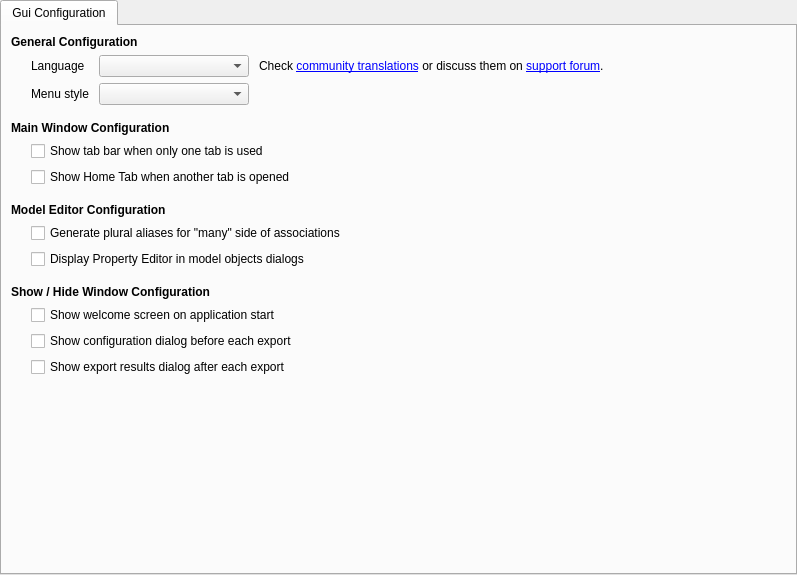
Before: the Qt Designer form src/Gui/Configuration/dialogConfigurationGui.ui in Atlantic18/skipper-translation, drawn with Qt 5.
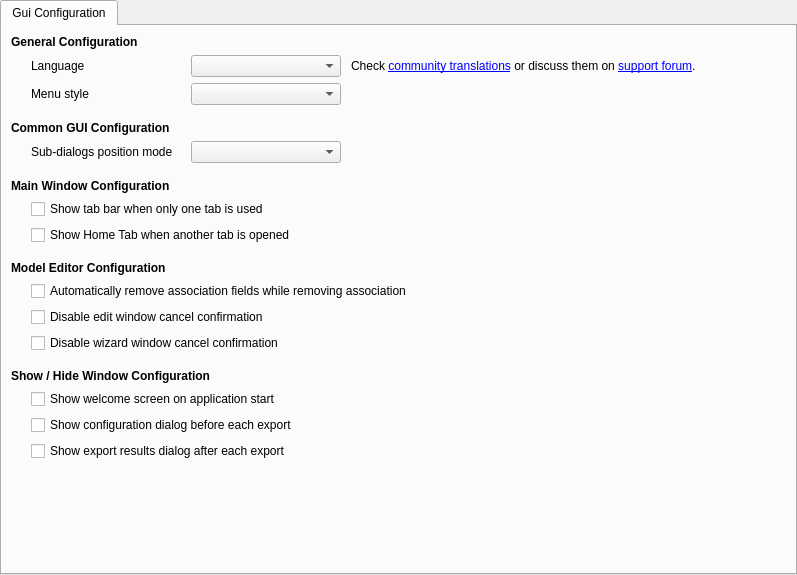
After: the same form once the commit is applied.

Diff of the .ui file:
```diff
--- a/src/Gui/Configuration/dialogConfigurationGui.ui
+++ b/src/Gui/Configuration/dialogConfigurationGui.ui
@@ -77,6 +77,12 @@
          </item>
          <item row="0" column="0">
           <widget class="QLabel" name="label">
+           <property name="minimumSize">
+            <size>
+             <width>150</width>
+             <height>0</height>
+            </size>
+           </property>
            <property name="text">
             <string>Language</string>
            </property>
@@ -107,6 +113,71 @@
          </item>
         </layout>
        </item>
+       <item>
+        <widget class="QLabel" name="labelConfiguration_4">
+         <property name="font">
+          <font>
+           <weight>75</weight>
+           <bold>true</bold>
+          </font>
+         </property>
+         <property name="text">
+          <string>Common GUI Configuration</string>
+         </property>
+         <property name="margin">
+          <number>0</number>
+         </property>
+        </widget>
+       </item>
+       <item>
+        <layout class="QGridLayout" name="gridLayout_4">
+         <property name="leftMargin">
+          <number>20</number>
+         </property>
+         <property name="bottomMargin">
+          <number>10</number>
+         </property>
+         <property name="spacing">
+          <number>10</number>
+         </property>
+         <item row="0" column="2">
+          <spacer name="horizontalSpacer_2">
+           <property name="orientation">
+            <enum>Qt::Horizontal</enum>
+           </property>
+           <property name="sizeHint" stdset="0">
+            <size>
+             <width>40</width>
+             <height>20</height>
+            </size>
+           </property>
+          </spacer>
+         </item>
+         <item row="0" column="1">
+          <widget class="QComboBox" name="comboChildCenterMode">
+           <property name="minimumSize">
+            <size>
+             <width>150</width>
+             <height>0</height>
+            </size>
+           </property>
+          </widget>
+         </item>
+         <item row="0" column="0">
+          <widget class="QLabel" name="label_3">
+           <property name="minimumSize">
+            <size>
+             <width>150</width>
+             <height>0</height>
+            </size>
+           </property>
+           <property name="text">
+            <string>Sub-dialogs position mode</string>
+           </property>
+          </widget>
+         </item>
+        </layout>
+       </item>
        <item>
         <widget class="QLabel" name="labelConfiguration">
          <property name="font">
@@ -174,17 +245,24 @@
          <property name="horizontalSpacing">
           <number>10</number>
          </property>
+         <item row="2" column="0">
+          <widget class="QCheckBox" name="checkDisableWizardCancel">
+           <property name="text">
+            <string>Disable wizard window cancel confirmation</string>
+           </property>
+          </widget>
+         </item>
          <item row="0" column="0">
           <widget class="QCheckBox" name="checkAliasesInPluralForms">
            <property name="text">
-            <string>Generate plural aliases for &quot;many&quot; side of associations</string>
+            <string>Automatically remove association fields while removing association</string>
            </property>
           </widget>
          </item>
          <item row="1" column="0">
           <widget class="QCheckBox" name="checkShowPropertyEditorInObjectEditors">
            <property name="text">
-            <string>Display Property Editor in model objects dialogs</string>
+            <string>Disable edit window cancel confirmation</string>
            </property>
           </widget>
          </item>
```
Left out of the diff: 15 changed lines with no effect on the pictures.
